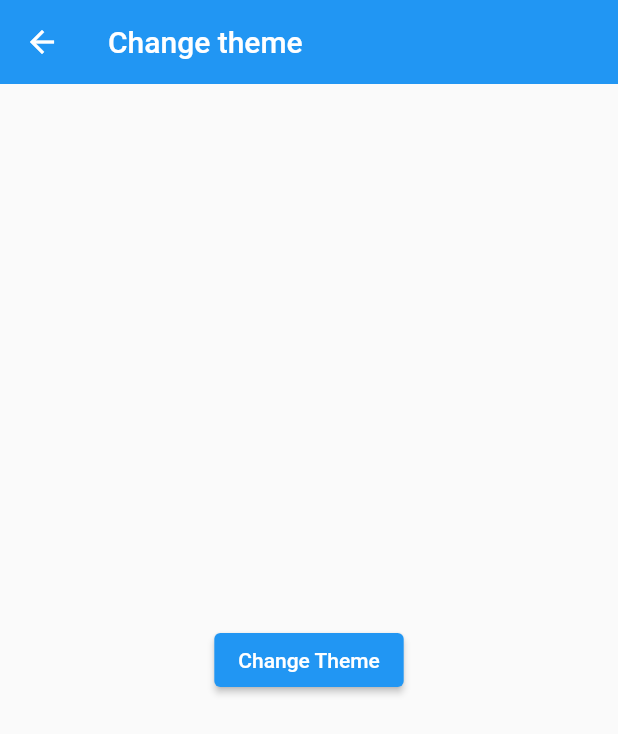
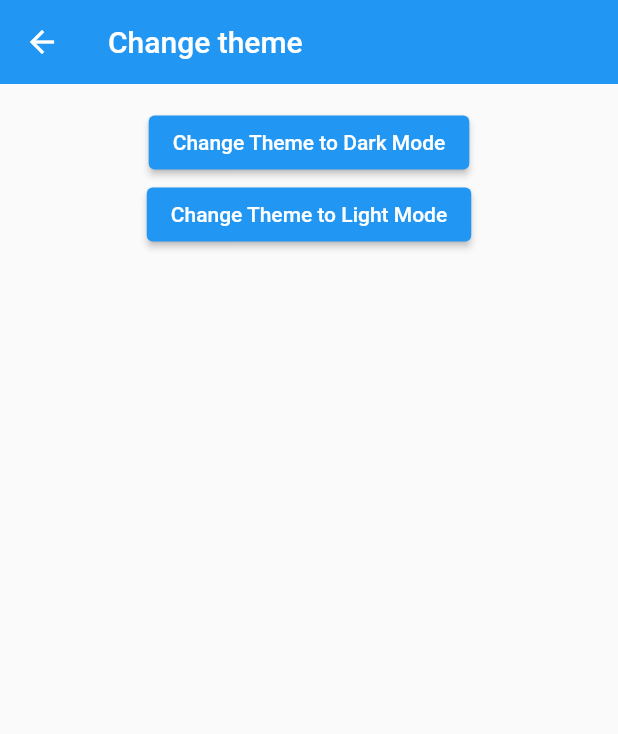
Before and after one commit to Reszkettle/lend-me, a Flutter app: the ChangeTheme screen opened directly, on a phone screen of 412 x 824 dp. Shown: the top 734 px of the screen. Run offline on Flutter 3.47's test engine with Material 2 defaults, Android fonts, the phone set to English and light mode, and no system bars; our stand-ins replace cached_network_image, cloud_firestore, cloud_functions, firebase_auth, firebase_core, firebase_storage and 11 more; missing offline and left inert: flutter_facebook_auth; accounts and stored records are empty.

Commit message:
small theme changes

```diff
--- a/frontend/lendme/lib/screens/settings/change_theme.dart
+++ b/frontend/lendme/lib/screens/settings/change_theme.dart
@@ -1,6 +1,5 @@
 import 'package:flutter/material.dart';
 import 'package:lendme/services/theme_service.dart';
-import 'package:get/get.dart';
 
 class ChangeTheme extends StatelessWidget {
   const ChangeTheme({Key? key}) : super(key: key);
@@ -9,14 +8,26 @@ class ChangeTheme extends StatelessWidget {
   Widget build(BuildContext context) {
     return Scaffold(
       appBar: AppBar(title: const Text('Change theme'), elevation: 0.0),
-      body: Center(
-        child: ElevatedButton(
-          child: const Text(
-            'Change Theme',
-            style: TextStyle(color: Colors.white),
+      body: Column(
+        children: [
+          const SizedBox(height: 15.0),
+          Center(
+            child: ElevatedButton(
+              child: const Text(
+                'Change Theme to Dark Mode',
+              ),
+              onPressed: ThemeService().switchToDark,
+            ),
           ),
-          onPressed: ThemeService().switchTheme,
-        ),
+          Center(
+            child: ElevatedButton(
+              child: const Text(
+                'Change Theme to Light Mode',
+              ),
+              onPressed: ThemeService().switchToLight,
+            ),
+          ),
+        ],
       ),
     );
   }
--- a/frontend/lendme/lib/services/theme_service.dart
+++ b/frontend/lendme/lib/services/theme_service.dart
@@ -9,10 +9,25 @@ class ThemeService {
   ThemeMode get theme => _loadThemeFromBox() ? ThemeMode.dark : ThemeMode.light;
 
   bool _loadThemeFromBox() => _box.read(_key) ?? false;
+
   _saveThemeToBox(bool isDarkMode) => _box.write(_key, isDarkMode);
 
   void switchTheme() {
     Get.changeThemeMode(_loadThemeFromBox() ? ThemeMode.light : ThemeMode.dark);
     _saveThemeToBox(!_loadThemeFromBox());
   }
+
+  void switchToDark() {
+    if (_loadThemeFromBox() == false) {
+      Get.changeThemeMode(ThemeMode.dark); //change to dark mode dynamically
+      _saveThemeToBox(true); //set Dark Mode in storage
+    }
+  }
+
+  void switchToLight() {
+    if (_loadThemeFromBox() == true) {
+      Get.changeThemeMode(ThemeMode.light); //change to light mode dynamically
+      _saveThemeToBox(false); //set Light Mode in storage
+    }
+  }
 }
--- a/frontend/lendme/lib/utils/themes.dart
+++ b/frontend/lendme/lib/utils/themes.dart
@@ -1,12 +1,12 @@
 import 'package:flutter/material.dart';
 import 'package:lendme/utils/constants.dart';
+
 class Themes {
   static final light = ThemeData.light().copyWith(
     bottomNavigationBarTheme: const BottomNavigationBarThemeData(
       backgroundColor: lightAppBarColor,
       showUnselectedLabels: true,
     ),
-
   );
   static final dark = ThemeData.dark().copyWith(
     primaryColor: darkPrimaryColor,
@@ -17,12 +17,6 @@ class Themes {
       backgroundColor: darkPrimaryColor,
       showUnselectedLabels: true,
     ),
-    textTheme: const TextTheme(
-
-      headline1: TextStyle(fontSize: 72.0, fontWeight: FontWeight.bold),
-      headline2: TextStyle(fontSize: 36.0, fontStyle: FontStyle.italic),
-      bodyText2: TextStyle(fontSize: 14.0, color: Colors.white),
-    ),
     colorScheme: const ColorScheme.dark().copyWith(
       primary: darkPrimaryColor,
       surface: darkPrimaryColor,
@@ -30,7 +24,6 @@ class Themes {
       secondary: darkSecondaryColor,
       onPrimary: textColorWhite,
       onSecondary: textColorWhite,
-
     ),
   );
 }
```
